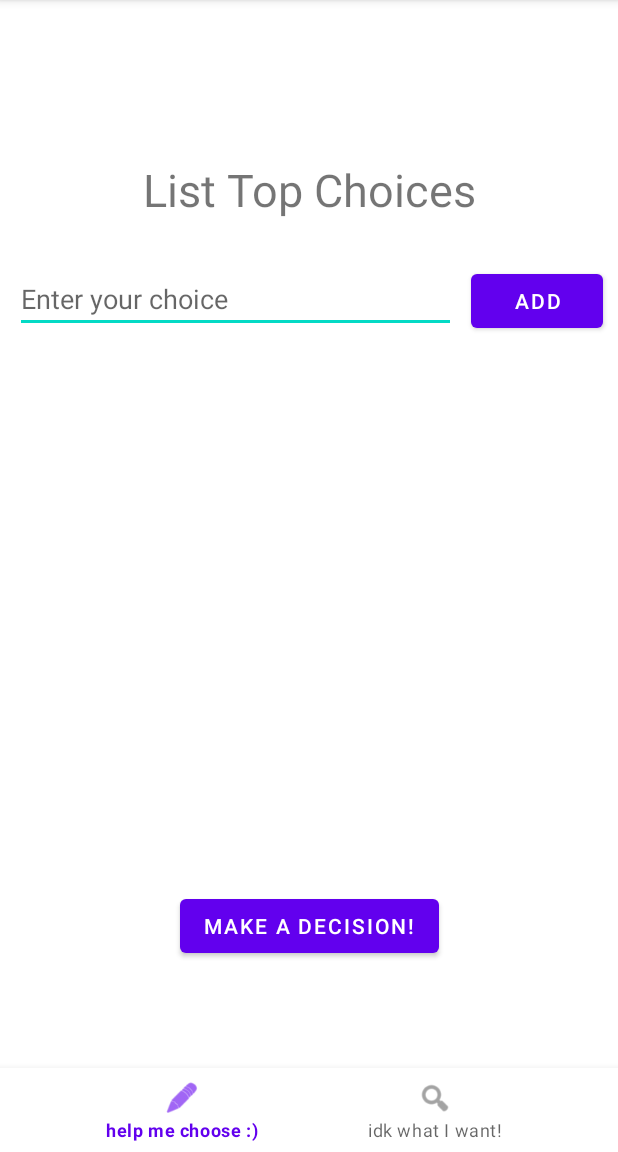
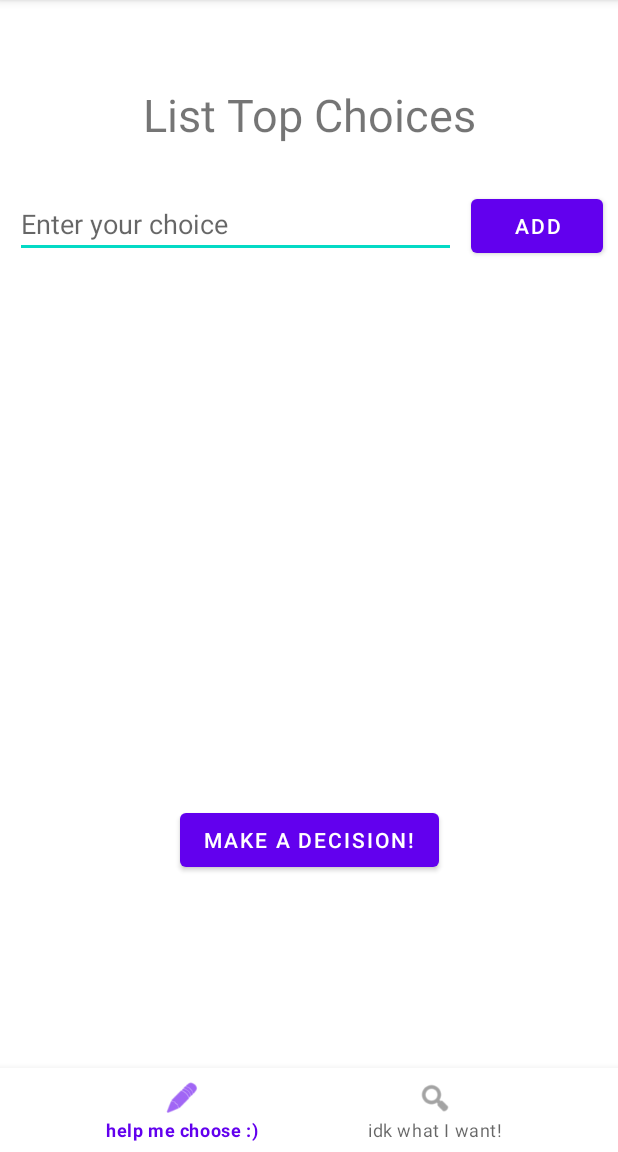
Before and after one commit to Android-CodePath/capstone-project, an Android app: the screen it shows after launch (MainActivity), on a phone screen of 412 x 824 dp, the part 84-1236 px from its top. Run offline under Robolectric (Android 15) with nearby library versions, the phone set to English and light mode, and no system bars.

Commit message:
Added logic to handle the add choices

```diff
--- a/app/src/main/java/com/example/rouleate/AddChoiceAdapter.kt
+++ b/app/src/main/java/com/example/rouleate/AddChoiceAdapter.kt
@@ -16,16 +16,15 @@ class AddChoiceAdapter(val listOfChoices: List<String>): RecyclerView.Adapter<Ad
     override fun onCreateViewHolder(parent: ViewGroup, viewType: Int): ViewHolder {
         val context = parent.context
         val inflater = LayoutInflater.from(context)
-        val contactView = inflater.inflate(android.R.layout.simple_list_item_1, parent, false)
+        val contactView = inflater.inflate(android.R.layout.simple_expandable_list_item_1, parent, false)
 
         return ViewHolder(contactView)
     }
 
     // Populate layout inside viewHolder
     override fun onBindViewHolder(holder: ViewHolder, position: Int) {
-        TODO("Not yet implemented")
 
-        val item = listOfChoices.get(position)
+        val item = listOfChoices[position]
 
         holder.textView.text = item
     }
--- a/app/src/main/java/com/example/rouleate/AddChoicesActivity.kt
+++ b/app/src/main/java/com/example/rouleate/AddChoicesActivity.kt
@@ -11,7 +11,7 @@ import androidx.recyclerview.widget.RecyclerView
 class AddChoicesActivity : AppCompatActivity() {
 
     // Holds the list of choices, this will most likely change once we have the database set up
-    val listOfChoices = mutableListOf<String>()
+    private val listOfChoices = mutableListOf<String>()
 
     override fun onCreate(savedInstanceState: Bundle?) {
         super.onCreate(savedInstanceState)
@@ -44,7 +44,7 @@ class AddChoicesActivity : AppCompatActivity() {
                 adapter.notifyItemInserted(listOfChoices.size -1)
 
                 // 3. Reset text field
-                inputTextChoice.setText("Enter your choice")
+                inputTextChoice.setText("")
 
         }
     }
--- a/app/src/main/java/com/example/rouleate/fragments/UserListFragment.kt
+++ b/app/src/main/java/com/example/rouleate/fragments/UserListFragment.kt
@@ -5,10 +5,16 @@ import androidx.fragment.app.Fragment
 import android.view.LayoutInflater
 import android.view.View
 import android.view.ViewGroup
+import android.widget.Button
+import android.widget.EditText
+import androidx.recyclerview.widget.LinearLayoutManager
+import androidx.recyclerview.widget.RecyclerView
+import com.example.rouleate.AddChoiceAdapter
 import com.example.rouleate.R
 
 class UserListFragment : Fragment() {
 
+    // This is where we tell the fragment which layout to use
     override fun onCreateView(
         inflater: LayoutInflater, container: ViewGroup?,
         savedInstanceState: Bundle?
@@ -17,4 +23,44 @@ class UserListFragment : Fragment() {
         return inflater.inflate(R.layout.fragment_user_list, container, false)
     }
 
+    // Holds the list of choices, this will most likely change once we have the database set up
+    private val listOfChoices = mutableListOf<String>()
+
+    override fun onViewCreated(view: View, savedInstanceState: Bundle?) {
+        super.onViewCreated(view, savedInstanceState)
+        // Set onClicklisteners and setup logic
+
+        // Find RecyclerView Layout
+        val recyclerView = view.findViewById<RecyclerView>(R.id.rv_list_choices)
+
+        // Create adapter class
+        val adapter = AddChoiceAdapter(listOfChoices)
+
+        // Attach adapter to the recyclerview to populate choices
+        recyclerView.adapter = adapter
+
+        // Set the layout manager
+        recyclerView.layoutManager = LinearLayoutManager(context) // would context work?
+
+        // Find add button
+        val inputTextChoice = view.findViewById<EditText>(R.id.et_enter_choices)
+
+        // Register when user clicks on the add button
+        view.findViewById<Button>(R.id.add_button).setOnClickListener{
+            // 1. Grab Choice
+            val userInputChoice = inputTextChoice.text.toString()
+
+            // 2. Add string to list of choices
+            listOfChoices.add(userInputChoice)
+
+            //Notify adapter that the list has been updated
+            adapter.notifyItemInserted(listOfChoices.size -1)
+
+            // 3. Reset text field
+            inputTextChoice.setText("")
+
+        }
+
+    }
+
 }
--- a/app/src/main/res/layout/fragment_user_list.xml
+++ b/app/src/main/res/layout/fragment_user_list.xml
@@ -10,9 +10,9 @@
         android:id="@+id/textView"
         android:layout_width="wrap_content"
         android:layout_height="wrap_content"
-        android:paddingLeft="80sp"
-        android:paddingTop="50sp"
-        android:paddingRight="80sp"
+        android:paddingLeft="50sp"
+        android:paddingTop="0sp"
+        android:paddingRight="50sp"
         android:text="List Top Choices"
         android:textSize="30sp"
         app:layout_constraintEnd_toEndOf="parent"
@@ -51,7 +51,7 @@
     <androidx.recyclerview.widget.RecyclerView
         android:id="@+id/rv_list_choices"
         android:layout_width="match_parent"
-        android:layout_height="300dp"
+        android:layout_height="350dp"
         android:paddingLeft="20dp"
         android:paddingTop="20dp"
         android:paddingEnd="20dp"
@@ -68,6 +68,7 @@
         app:layout_constraintBottom_toBottomOf="parent"
         app:layout_constraintEnd_toEndOf="parent"
         app:layout_constraintStart_toStartOf="parent"
-        app:layout_constraintTop_toBottomOf="@+id/rv_list_choices" />
+        app:layout_constraintTop_toBottomOf="@+id/rv_list_choices"
+        app:layout_constraintVertical_bias="0.1" />
 
 </androidx.constraintlayout.widget.ConstraintLayout>
```
